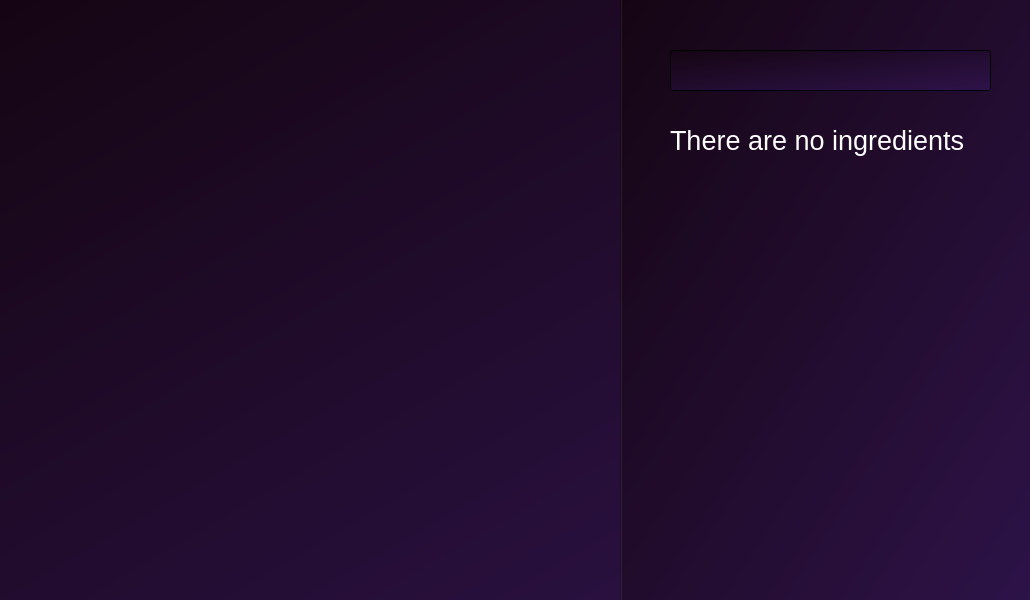
Old version of the form mainwindow.ui in the repository ovidiubachmatchi/StudentCookCPP.
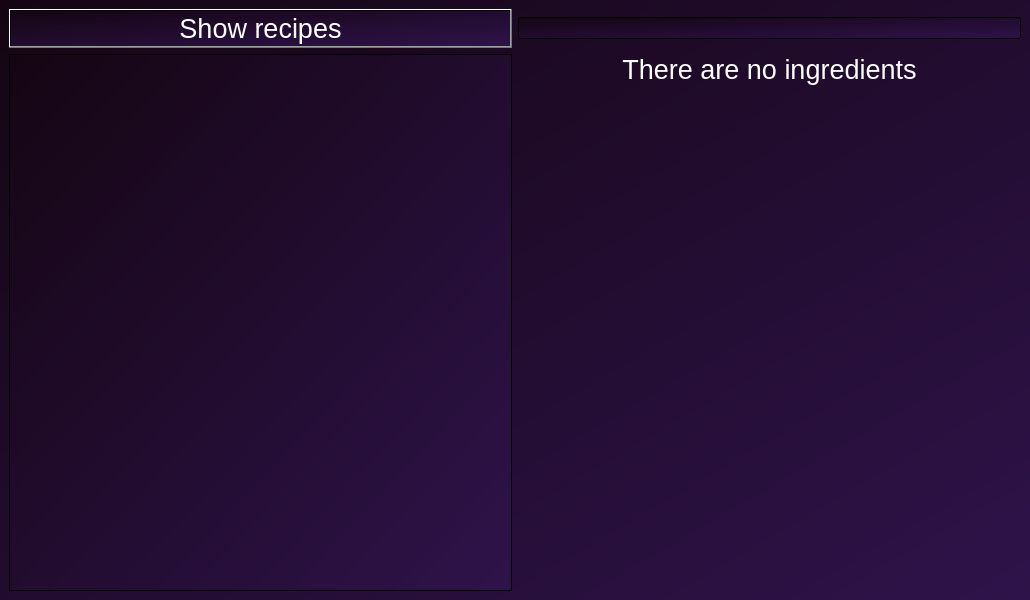
New version of the form.

Commit message: user interface update

Patch:
```diff
--- a/mainwindow.ui
+++ b/mainwindow.ui
@@ -17,48 +17,9 @@
    <string notr="true">background-color: qlineargradient(spread:pad, x1:0, y1:0, x2:1, y2:1, stop:0 rgba(21, 5, 19, 255), stop:1 rgba(46, 19, 74, 255))</string>
   </property>
   <widget class="QWidget" name="centralwidget">
-   <widget class="QGroupBox" name="groupBox">
-    <property name="geometry">
-     <rect>
-      <x>620</x>
-      <y>-10</y>
-      <width>411</width>
-      <height>631</height>
-     </rect>
-    </property>
-    <property name="styleSheet">
-     <string notr="true">border-color: none</string>
-    </property>
-    <property name="title">
-     <string/>
-    </property>
-    <widget class="QLabel" name="no_ingredients">
-     <property name="geometry">
-      <rect>
-       <x>50</x>
-       <y>120</y>
-       <width>361</width>
-       <height>61</height>
-      </rect>
-     </property>
-     <property name="styleSheet">
-      <string notr="true">background-color: none;
-font:  20pt;
-color: white;</string>
-     </property>
-     <property name="text">
-      <string>There are no ingredients</string>
-     </property>
-    </widget>
+   <layout class="QGridLayout" name="gridLayout">
+    <item row="0" column="2">
     <widget class="QLineEdit" name="input">
-     <property name="geometry">
-      <rect>
-       <x>50</x>
-       <y>60</y>
-       <width>321</width>
-       <height>41</height>
-      </rect>
-     </property>
      <property name="styleSheet">
       <string notr="true">color: white;
 font: 18pt &quot;MS Shell Dlg 2&quot;;
@@ -76,7 +37,7 @@
       <string/>
      </property>
      <property name="alignment">
-      <set>Qt::AlignCenter</set>
+       <set>Qt::AlignHCenter|Qt::AlignTop</set>
      </property>
      <property name="cursorMoveStyle">
       <enum>Qt::LogicalMoveStyle</enum>
@@ -85,7 +46,63 @@
       <bool>true</bool>
      </property>
     </widget>
-   </widget>
+    </item>
+    <item row="1" column="0">
+     <layout class="QVBoxLayout" name="verticalLayout">
+      <item>
+       <layout class="QVBoxLayout" name="verticalLayout_2">
+        <item>
+         <layout class="QVBoxLayout" name="verticalLayout_3">
+          <item>
+           <widget class="QScrollArea" name="scrollArea">
+            <property name="widgetResizable">
+             <bool>true</bool>
+            </property>
+            <widget class="QWidget" name="scrollAreaWidgetContents_2">
+             <property name="geometry">
+              <rect>
+               <x>0</x>
+               <y>0</y>
+               <width>493</width>
+               <height>514</height>
+              </rect>
+             </property>
+            </widget>
+           </widget>
+          </item>
+         </layout>
+        </item>
+       </layout>
+      </item>
+     </layout>
+    </item>
+    <item row="1" column="2">
+     <widget class="QLabel" name="no_ingredients">
+      <property name="styleSheet">
+       <string notr="true">background-color: none;
+font:  20pt;
+color: white;</string>
+      </property>
+      <property name="text">
+       <string>There are no ingredients</string>
+      </property>
+      <property name="alignment">
+       <set>Qt::AlignHCenter|Qt::AlignTop</set>
+      </property>
+     </widget>
+    </item>
+    <item row="0" column="0">
+     <widget class="QPushButton" name="pushButton">
+      <property name="styleSheet">
+       <string notr="true">color: white;
+font : 20pt;</string>
+      </property>
+      <property name="text">
+       <string>Show recipes</string>
+      </property>
+     </widget>
+    </item>
+   </layout>
   </widget>
  </widget>
  <resources/>
```
Lines whose indentation alone changed are shown as unchanged. The commit also changes 1 other file.
